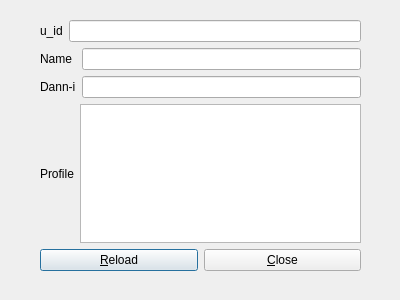
Before: the Qt Designer form user_profile_window.ui in ottyajp/mona_chaduke, drawn with Qt 5.
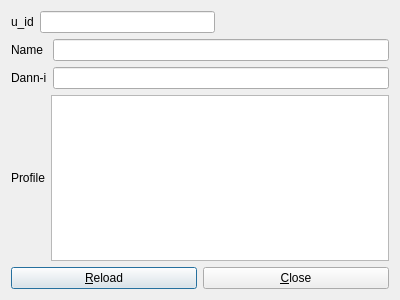
After: the same form once the commit is applied.

Commit message: UIをちょっと修正（なんだか汚かった）

```diff
--- a/user_profile_window.ui
+++ b/user_profile_window.ui
@@ -13,19 +13,8 @@
   <property name="windowTitle">
    <string>Dialog</string>
   </property>
-  <widget class="QWidget" name="">
-   <property name="geometry">
-    <rect>
-     <x>40</x>
-     <y>20</y>
-     <width>321</width>
-     <height>251</height>
-    </rect>
-   </property>
-   <layout class="QVBoxLayout" name="verticalLayout_5">
-    <item>
-     <layout class="QVBoxLayout" name="verticalLayout_4">
-      <item>
+  <layout class="QGridLayout" name="gridLayout">
+   <item row="0" column="0" colspan="2">
        <layout class="QVBoxLayout" name="verticalLayout_3">
         <item>
          <layout class="QHBoxLayout" name="horizontalLayout">
@@ -43,6 +32,19 @@
             </property>
            </widget>
           </item>
+       <item>
+        <spacer name="horizontalSpacer">
+         <property name="orientation">
+          <enum>Qt::Horizontal</enum>
+         </property>
+         <property name="sizeHint" stdset="0">
+          <size>
+           <width>40</width>
+           <height>20</height>
+          </size>
+         </property>
+        </spacer>
+       </item>
          </layout>
         </item>
         <item>
@@ -85,8 +87,6 @@
           </item>
          </layout>
         </item>
-       </layout>
-      </item>
       <item>
        <layout class="QHBoxLayout" name="horizontalLayout_3">
         <item>
@@ -107,16 +107,14 @@
       </item>
      </layout>
     </item>
-    <item>
-     <layout class="QHBoxLayout" name="horizontalLayout_4">
-      <item>
+   <item row="1" column="0">
        <widget class="QPushButton" name="pushButton">
         <property name="text">
          <string>&amp;Reload</string>
         </property>
        </widget>
       </item>
-      <item>
+   <item row="1" column="1">
        <widget class="QPushButton" name="pushButton_2">
         <property name="text">
          <string>&amp;Close</string>
@@ -124,9 +122,6 @@
        </widget>
       </item>
      </layout>
-    </item>
-   </layout>
-  </widget>
  </widget>
  <resources/>
  <connections/>
```
Lines whose indentation alone changed are shown as unchanged.
